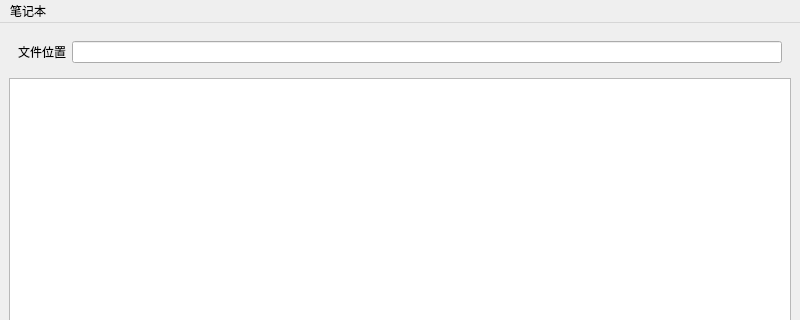
Qt form mynote.ui (oimo-129/Qt01) before a commit; both pictures show x 0 to 800 and y 0 to 320 of the 800 by 600 pixel window.
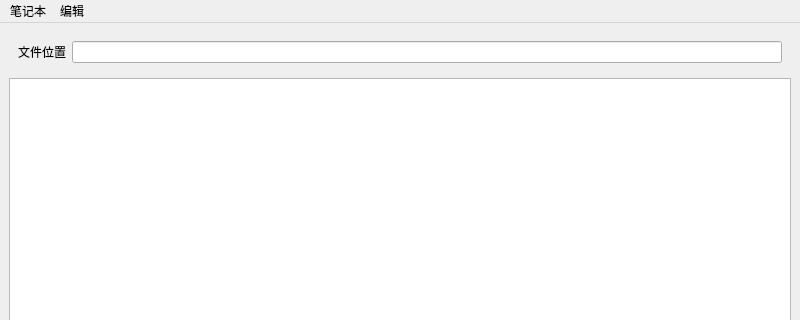
The same form after that commit.

Diff of the .ui file:
```diff
--- a/mynote.ui
+++ b/mynote.ui
@@ -58,7 +58,15 @@
     <addaction name="actionSave"/>
     <addaction name="actionExit"/>
    </widget>
+   <widget class="QMenu" name="menu_2">
+    <property name="title">
+     <string>编辑</string>
+    </property>
+    <addaction name="actionColor"/>
+    <addaction name="actionFont"/>
+   </widget>
    <addaction name="menu"/>
+   <addaction name="menu_2"/>
   </widget>
   <action name="actionNew">
    <property name="text">
```
Left out of the diff: 10 changed lines with no effect on the pictures.
